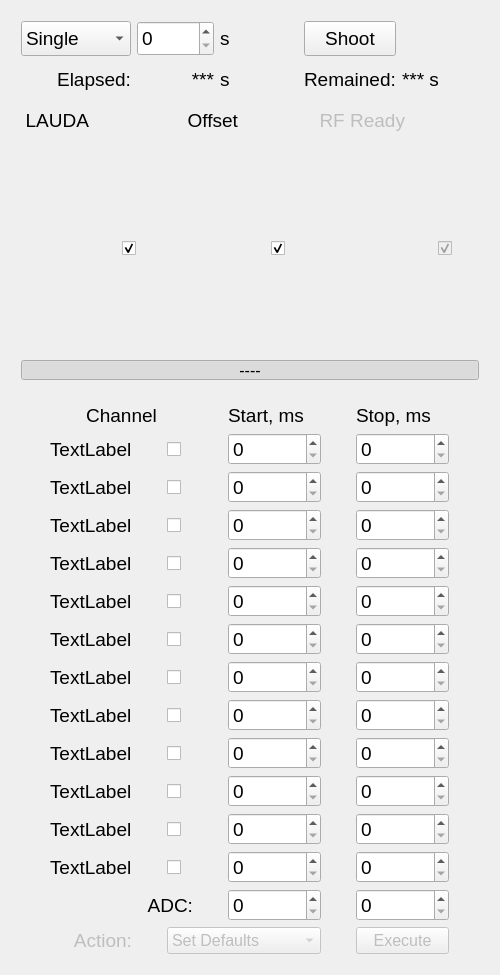
Old version of the form Timer_UI.ui in the repository smertouh/1_MeV_UI_additional.
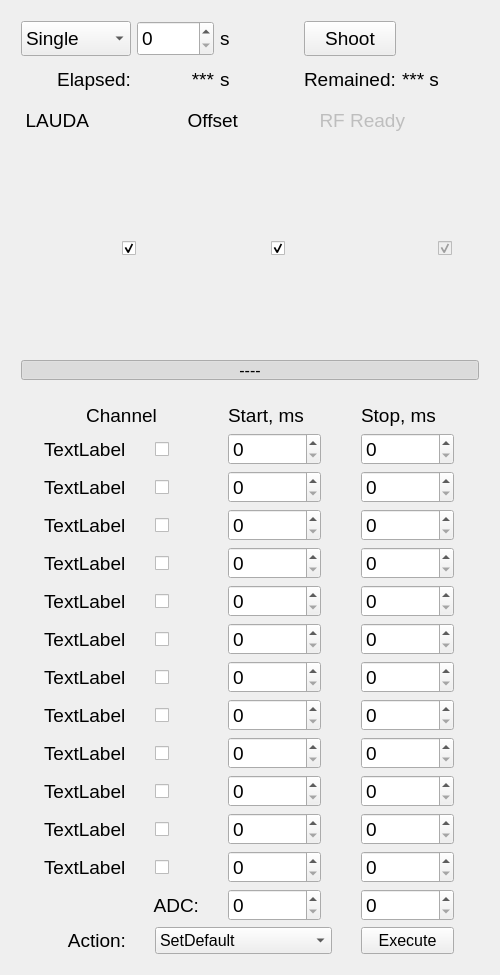
New version of the form. Icons and pictures are not drawn.

Patch:
```diff
--- a/Timer_UI.ui
+++ b/Timer_UI.ui
@@ -1185,7 +1185,7 @@
          <item row="14" column="3">
           <widget class="QPushButton" name="pushButton_2">
            <property name="enabled">
-            <bool>false</bool>
+            <bool>true</bool>
            </property>
            <property name="sizePolicy">
             <sizepolicy hsizetype="Minimum" vsizetype="Preferred">
@@ -2806,7 +2806,7 @@
          <item row="14" column="0">
           <widget class="QLabel" name="label_45">
            <property name="enabled">
-            <bool>false</bool>
+            <bool>true</bool>
            </property>
            <property name="sizePolicy">
             <sizepolicy hsizetype="Preferred" vsizetype="Preferred">
@@ -2844,7 +2844,7 @@
          <item row="14" column="1" colspan="2">
           <widget class="QComboBox" name="comboBox_2">
            <property name="enabled">
-            <bool>false</bool>
+            <bool>true</bool>
            </property>
            <property name="sizePolicy">
             <sizepolicy hsizetype="Preferred" vsizetype="Preferred">
@@ -2866,7 +2866,17 @@
            </property>
            <item>
             <property name="text">
-             <string>Set Defaults</string>
+             <string>SetDefault</string>
+            </property>
+           </item>
+           <item>
+            <property name="text">
+             <string>AllOff</string>
+            </property>
+           </item>
+           <item>
+            <property name="text">
+             <string>One_sec_Longer</string>
             </property>
            </item>
           </widget>
```
